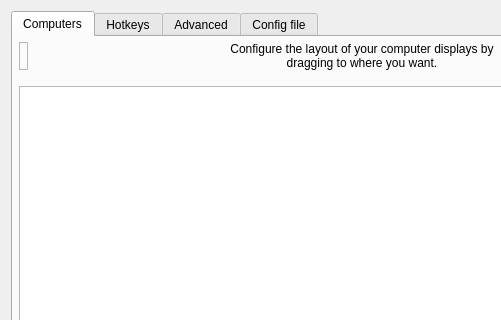
This is src/lib/gui/dialogs/ServerConfigDialog.ui in Cherry-Company/ieum as Qt 5 draws it before an edit; both pictures show x 0 to 501 and y 0 to 320 of the 724 by 586 pixel window. The edited form follows.
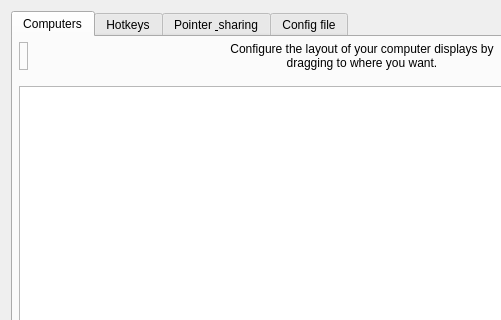
This is the edited form. Icons and pictures are not drawn. Custom widgets are drawn as their Qt base class.

Patch:
```diff
--- a/src/lib/gui/dialogs/ServerConfigDialog.ui
+++ b/src/lib/gui/dialogs/ServerConfigDialog.ui
@@ -305,7 +305,7 @@
      </widget>
      <widget class="QWidget" name="tabAdvanced">
       <attribute name="title">
-       <string>Advanced</string>
+       <string>Pointer &amp; sharing</string>
       </attribute>
       <layout class="QVBoxLayout" name="verticalLayout_2">
        <property name="leftMargin">
```
